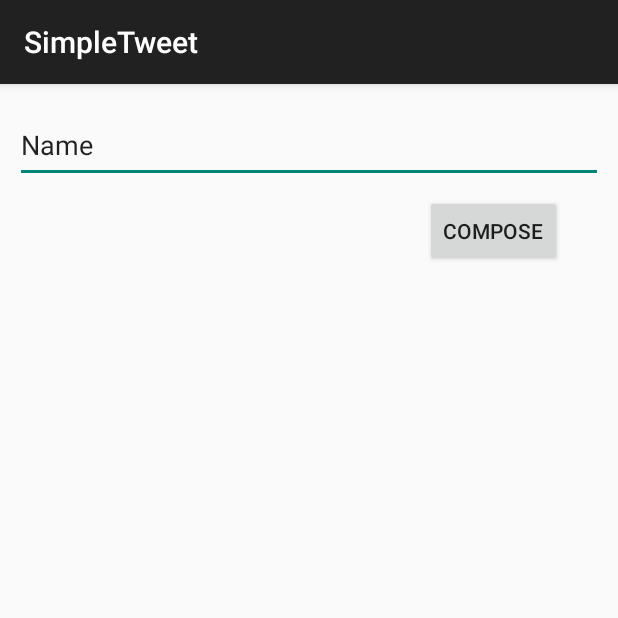
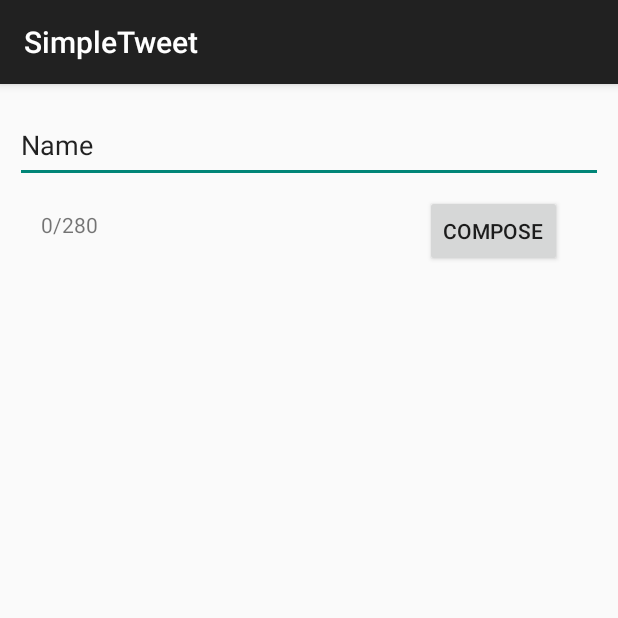
Before and after one commit to aublhr99/TwitterApp, an Android app: the ComposeActivity screen opened directly, with no data from a screen before it, on a phone screen of 412 x 824 dp, the top half of it. Run offline under Robolectric (Android 15) with nearby library versions, the phone set to English and light mode, and no system bars; libraries missing offline, so code that uses them is left out: com.github.scribejava.apis, com.github.scribejava.core, com.loopj.android, cz.msebera.android, org.parceler.

Commit message:
add char count and new item constraints

```diff
--- a/app/build.gradle
+++ b/app/build.gradle
@@ -47,4 +47,5 @@ dependencies {
     annotationProcessor "android.arch.persistence.room:compiler:1.1.1"
     implementation 'com.facebook.stetho:stetho:1.5.0'
     implementation 'com.android.support:recyclerview-v7:28.0.0'
+    implementation 'com.android.support:support-v4:28.0.0'
 }
--- a/app/src/main/java/com/codepath/apps/restclienttemplate/ComposeActivity.java
+++ b/app/src/main/java/com/codepath/apps/restclienttemplate/ComposeActivity.java
@@ -3,9 +3,12 @@ package com.codepath.apps.restclienttemplate;
 import android.content.Intent;
 import android.os.Bundle;
 import android.support.v7.app.AppCompatActivity;
+import android.text.Editable;
+import android.text.TextWatcher;
 import android.util.Log;
 import android.view.View;
 import android.widget.EditText;
+import android.widget.TextView;
 
 import com.codepath.apps.restclienttemplate.models.Tweet;
 import com.codepath.apps.restclienttemplate.models.User;
@@ -21,7 +24,9 @@ import cz.msebera.android.httpclient.Header;
 public class ComposeActivity extends AppCompatActivity {
 
     EditText etNewTweet;
+    TextView tvCharCount;
     TwitterClient twitterClient;
+    private TextWatcher mTextEditorWatcher;
 
     @Override
     protected void onCreate(Bundle savedInstanceState) {
@@ -30,7 +35,26 @@ public class ComposeActivity extends AppCompatActivity {
         //Toast.makeText(this, "Cheers", Toast.LENGTH_LONG).show();
 
         etNewTweet = (EditText) findViewById(R.id.etNewTweet);
+        tvCharCount = (TextView) findViewById(R.id.tvCharCount);
         twitterClient = new TwitterClient(this);
+
+        mTextEditorWatcher = new TextWatcher() {
+            public void beforeTextChanged(CharSequence s, int start, int count, int after) {
+                tvCharCount.setText(String.valueOf(s.length()) + "/280");
+            }
+
+            public void onTextChanged(CharSequence s, int start, int before, int count) {
+                //This sets a textview to the current length
+                tvCharCount.setText(String.valueOf(s.length()) + "/280");
+            }
+
+            public void afterTextChanged(Editable s) {
+                tvCharCount.setText(String.valueOf(s.length()) + "/280");
+            }
+        };
+
+        etNewTweet.addTextChangedListener(mTextEditorWatcher);
+
     }
 
     public void onCompose(View v) {
--- a/app/src/main/res/layout/activity_compose.xml
+++ b/app/src/main/res/layout/activity_compose.xml
@@ -33,4 +33,16 @@
         app:layout_constraintStart_toStartOf="parent"
         app:layout_constraintTop_toBottomOf="@+id/etNewTweet"
         android:onClick="onCompose" />
+
+    <TextView
+        android:id="@+id/tvCharCount"
+        android:layout_width="wrap_content"
+        android:layout_height="0dp"
+        android:layout_marginStart="17dp"
+        android:layout_marginTop="18dp"
+        android:layout_marginEnd="208dp"
+        android:text="0/280"
+        app:layout_constraintEnd_toStartOf="@+id/button"
+        app:layout_constraintStart_toStartOf="parent"
+        app:layout_constraintTop_toBottomOf="@+id/etNewTweet" />
 </android.support.constraint.ConstraintLayout>
--- a/app/src/main/res/layout/item_tweet.xml
+++ b/app/src/main/res/layout/item_tweet.xml
@@ -33,10 +33,12 @@
     <TextView
         android:id="@+id/tvBody"
         android:layout_width="0dp"
-        android:layout_height="30dp"
+        android:layout_height="wrap_content"
         android:layout_marginStart="8dp"
         android:layout_marginEnd="8dp"
+        android:layout_marginBottom="8dp"
         android:text="TextView"
+        app:layout_constraintBottom_toBottomOf="parent"
         app:layout_constraintEnd_toEndOf="parent"
         app:layout_constraintStart_toEndOf="@+id/ivProfileImage"
         app:layout_constraintTop_toBottomOf="@+id/tvUsername" />
```
Also changed, not shown: 1 other file.
